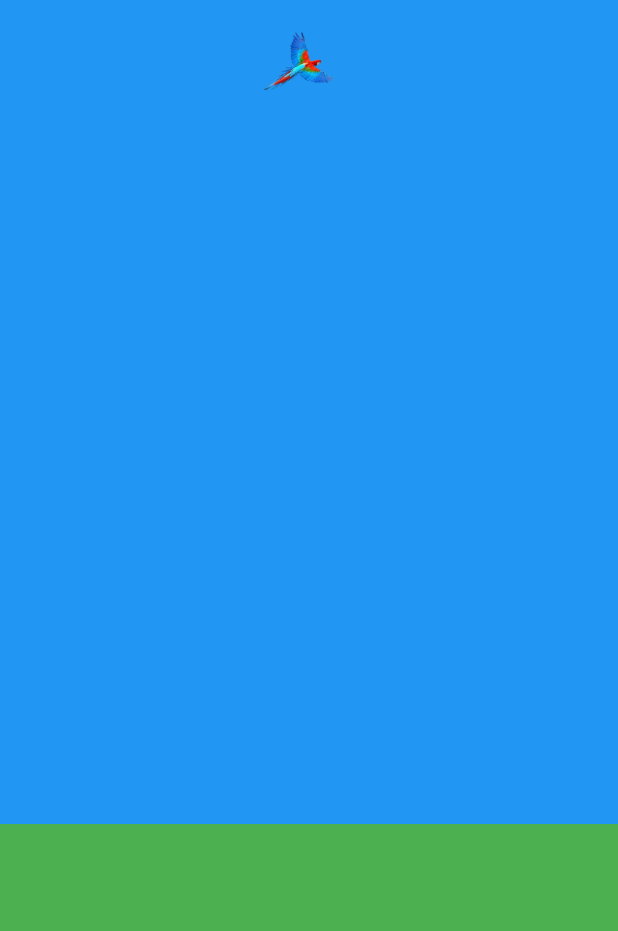
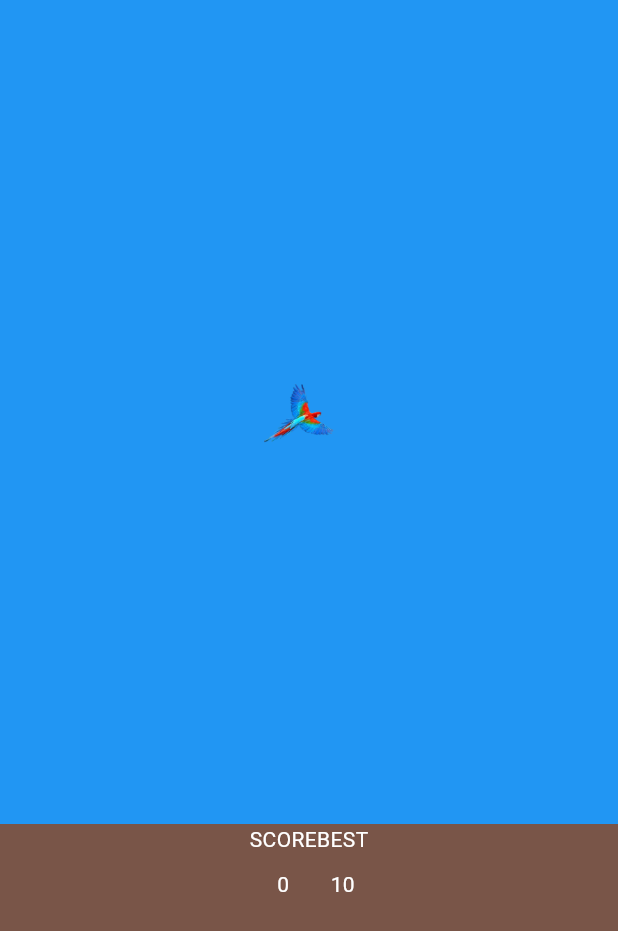
Before and after one commit to araful39/Flappy_Bird_Game, a Flutter app: the screen it shows after launch, on a phone screen of 412 x 824 dp. Shown: the top 931 px of the screen. Run offline on Flutter 3.47's test engine with Material 3 defaults, Android fonts, the phone set to English and light mode, and no system bars.

Commit message:
score add

```diff
--- a/lib/home_page.dart
+++ b/lib/home_page.dart
@@ -10,12 +10,30 @@ class HomePage extends StatefulWidget {
 }
 
 class _HomePageState extends State<HomePage> {
-  double birdYaxis=-1;
+ static double birdYaxis=0;
+  double time=0;
+  double height=0;
+  double initialHeight=birdYaxis;
+  bool gameHasStarted=false;
   void jump(){
-    Timer.periodic(Duration(milliseconds: 500), (timer) {
+setState(() {
+time=0;
+initialHeight=birdYaxis;
+});
+
+  }
+  void startGame(){
+    gameHasStarted=true;
+    Timer.periodic(Duration(milliseconds: 50), (timer) {
+      time +=0.04;
+      height =-4.9 * time*time + 2.8 * time;
       setState(() {
-        birdYaxis +=0.1;
+        birdYaxis =initialHeight-height;
       });
+      if(birdYaxis>1){
+        timer.cancel();
+        gameHasStarted=false;
+      }
     });
   }
   @override
@@ -27,7 +45,13 @@ class _HomePageState extends State<HomePage> {
          Expanded(
              flex: 2,
              child: GestureDetector(
-               onTap:jump,
+               onTap:(){
+                 if(gameHasStarted){
+                   jump();
+                 }else{
+                   startGame();
+                 }
+               },
                child: AnimatedContainer(
                  alignment: Alignment(0,birdYaxis),
            duration: Duration(milliseconds: 0),
@@ -42,8 +66,33 @@ class _HomePageState extends State<HomePage> {
              flex: 1,
              child: Container(
            decoration: BoxDecoration(
-             color: Colors.green
+             color: Colors.brown,
            ),
+               child: Row(
+                 crossAxisAlignment: CrossAxisAlignment.center,
+                 mainAxisAlignment: MainAxisAlignment.center,
+                 children: [
+                 Column(
+                   children: [
+                     Text("SCORE",style: TextStyle(color: Colors.white),),
+                     SizedBox(
+                       height: 10,
+                     ),
+                     Text("0",style: TextStyle(color: Colors.white),)
+                   ],
+                 ),
+                   Column(
+                   children: [
+                     Text("BEST",style: TextStyle(color: Colors.white),),
+                     SizedBox(
+                       height: 10,
+                     ),
+                     Text("10",style: TextStyle(color: Colors.white),)
+                   ],
+                 )
+                 ]
+                 ,
+               ),
          ))
        ],
      ),
```
